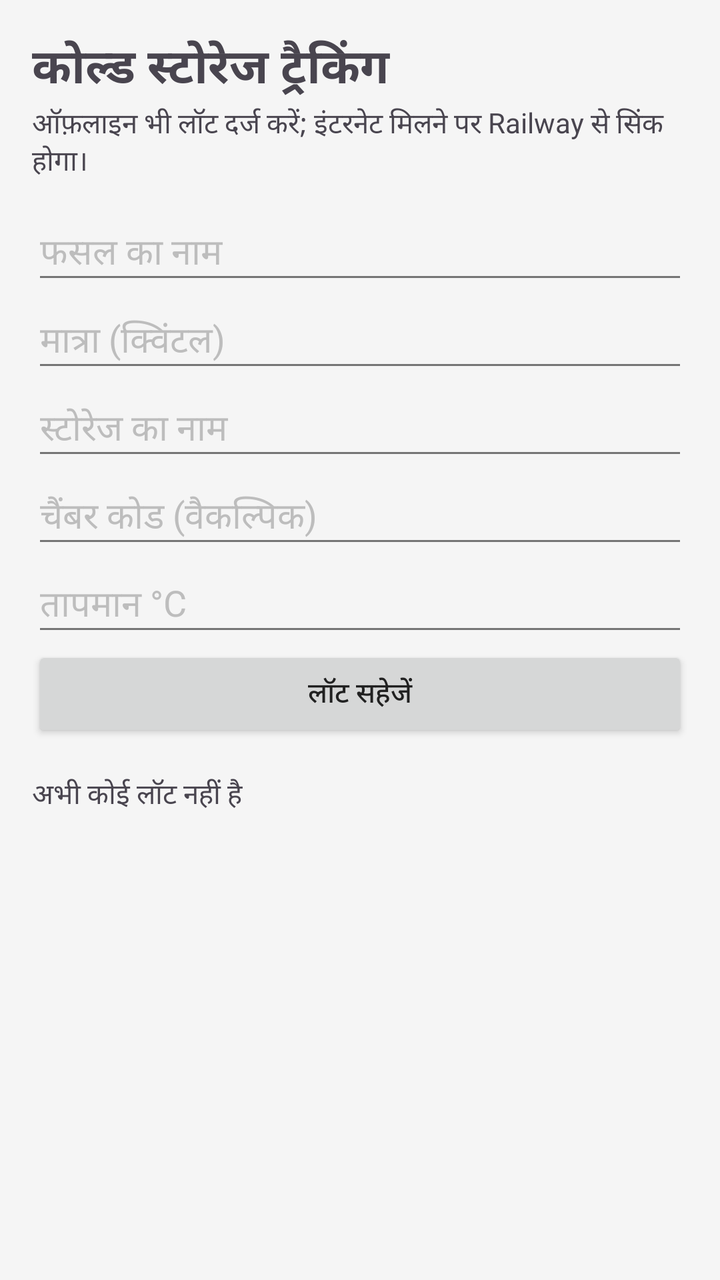
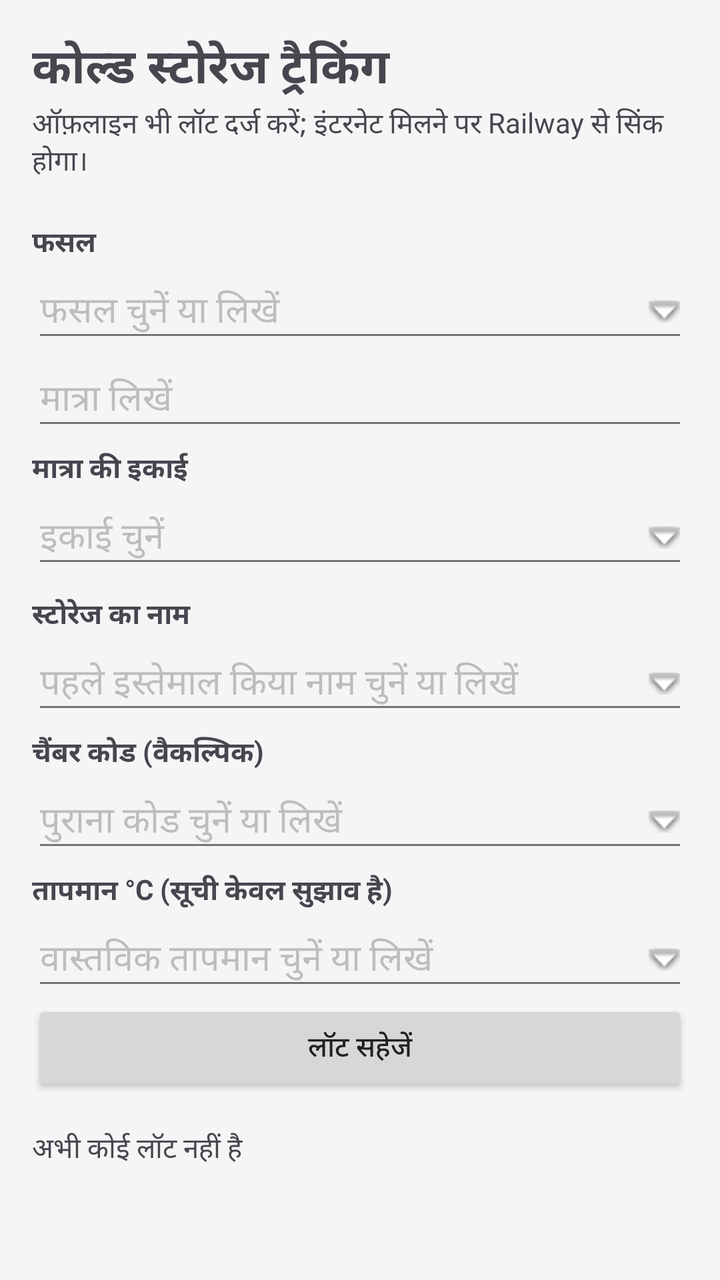

Before-and-after screenshots of an Android layout around one commit, followed by the original layout XML and the change that was made.
<!-- AndroidManifest.xml: application theme Theme.SmartHub -->
<!-- res/layout/fragment_cold_storage.xml -->
<?xml version="1.0" encoding="utf-8"?>
<ScrollView xmlns:android="http://schemas.android.com/apk/res/android"
    android:layout_width="match_parent" android:layout_height="match_parent">
    <LinearLayout android:layout_width="match_parent" android:layout_height="wrap_content"
        android:orientation="vertical" android:padding="16dp">
        <TextView android:layout_width="match_parent" android:layout_height="wrap_content"
            android:text="कोल्ड स्टोरेज ट्रैकिंग" android:textSize="24sp" android:textStyle="bold" />
        <TextView android:layout_width="match_parent" android:layout_height="wrap_content"
            android:text="ऑफ़लाइन भी लॉट दर्ज करें; इंटरनेट मिलने पर Railway से सिंक होगा।" android:paddingBottom="12dp" />
        <EditText android:id="@+id/cold_crop" android:layout_width="match_parent" android:layout_height="wrap_content" android:hint="फसल का नाम" />
        <EditText android:id="@+id/cold_quantity" android:layout_width="match_parent" android:layout_height="wrap_content" android:hint="मात्रा (क्विंटल)" android:inputType="numberDecimal" />
        <EditText android:id="@+id/cold_storage_name" android:layout_width="match_parent" android:layout_height="wrap_content" android:hint="स्टोरेज का नाम" />
        <EditText android:id="@+id/cold_chamber" android:layout_width="match_parent" android:layout_height="wrap_content" android:hint="चैंबर कोड (वैकल्पिक)" />
        <EditText android:id="@+id/cold_temperature" android:layout_width="match_parent" android:layout_height="wrap_content" android:hint="तापमान °C" android:inputType="numberDecimal|numberSigned" />
        <Button android:id="@+id/cold_save" android:layout_width="match_parent" android:layout_height="wrap_content" android:text="लॉट सहेजें" />
        <TextView android:id="@+id/cold_empty" android:layout_width="match_parent" android:layout_height="wrap_content" android:text="अभी कोई लॉट नहीं है" android:paddingTop="16dp" />
        <LinearLayout android:id="@+id/cold_list" android:layout_width="match_parent" android:layout_height="wrap_content" android:orientation="vertical" />
    </LinearLayout>
</ScrollView>
<!-- resources referenced by this layout -->
<resources>
  <style name="Theme.SmartHub" parent="Theme.Material3.DayNight.NoActionBar">
          
          <item name="colorPrimary">@color/primary</item>
          <item name="colorPrimaryVariant">@color/primary_dark</item>
          <item name="colorOnPrimary">@color/white</item>
          
          
          <item name="colorSecondary">@color/secondary</item>
          <item name="colorSecondaryVariant">@color/secondary_dark</item>
          <item name="colorOnSecondary">@color/white</item>
          
          
          <item name="android:statusBarColor">@color/primary_dark</item>
          <item name="android:windowLightStatusBar">false</item>
          
          
          <item name="android:colorBackground">@color/background</item>
          <item name="colorSurface">@color/surface</item>
          <item name="colorOnSurface">@color/text_primary</item>
          
          
          <item name="android:textColorPrimary">@color/text_primary</item>
          <item name="android:textColorSecondary">@color/text_secondary</item>
          <item name="android:textColorHint">@color/text_hint</item>
          
          
      </style>
  <color name="primary">#2E7D32</color>
  <color name="primary_dark">#1B5E20</color>
  <color name="white">#FFFFFFFF</color>
  <color name="secondary">#FF9800</color>
  <color name="secondary_dark">#F57C00</color>
  <color name="background">#F5F5F5</color>
  <color name="surface">#FFFFFF</color>
  <color name="text_primary">#212121</color>
  <color name="text_secondary">#757575</color>
  <color name="text_hint">#BDBDBD</color>
</resources>

<!-- the commit's change to res/layout/fragment_cold_storage.xml (unified diff, before → after) -->
@@ -7,11 +7,17 @@
             android:text="कोल्ड स्टोरेज ट्रैकिंग" android:textSize="24sp" android:textStyle="bold" />
         <TextView android:layout_width="match_parent" android:layout_height="wrap_content"
             android:text="ऑफ़लाइन भी लॉट दर्ज करें; इंटरनेट मिलने पर Railway से सिंक होगा।" android:paddingBottom="12dp" />
-        <EditText android:id="@+id/cold_crop" android:layout_width="match_parent" android:layout_height="wrap_content" android:hint="फसल का नाम" />
-        <EditText android:id="@+id/cold_quantity" android:layout_width="match_parent" android:layout_height="wrap_content" android:hint="मात्रा (क्विंटल)" android:inputType="numberDecimal" />
-        <EditText android:id="@+id/cold_storage_name" android:layout_width="match_parent" android:layout_height="wrap_content" android:hint="स्टोरेज का नाम" />
-        <EditText android:id="@+id/cold_chamber" android:layout_width="match_parent" android:layout_height="wrap_content" android:hint="चैंबर कोड (वैकल्पिक)" />
-        <EditText android:id="@+id/cold_temperature" android:layout_width="match_parent" android:layout_height="wrap_content" android:hint="तापमान °C" android:inputType="numberDecimal|numberSigned" />
+        <TextView android:layout_width="match_parent" android:layout_height="wrap_content" android:text="फसल" android:textStyle="bold" android:paddingTop="8dp" />
+        <AutoCompleteTextView android:id="@+id/cold_crop" android:layout_width="match_parent" android:layout_height="wrap_content" android:hint="फसल चुनें या लिखें" android:inputType="textCapWords" android:completionThreshold="0" android:drawableEnd="@android:drawable/arrow_down_float" android:drawablePadding="8dp" />
+        <EditText android:id="@+id/cold_quantity" android:layout_width="match_parent" android:layout_height="wrap_content" android:hint="मात्रा लिखें" android:inputType="numberDecimal" />
+        <TextView android:layout_width="match_parent" android:layout_height="wrap_content" android:text="मात्रा की इकाई" android:textStyle="bold" android:paddingTop="4dp" />
+        <AutoCompleteTextView android:id="@+id/cold_unit" android:layout_width="match_parent" android:layout_height="wrap_content" android:hint="इकाई चुनें" android:inputType="none" android:completionThreshold="0" android:drawableEnd="@android:drawable/arrow_down_float" android:drawablePadding="8dp" />
+        <TextView android:layout_width="match_parent" android:layout_height="wrap_content" android:text="स्टोरेज का नाम" android:textStyle="bold" android:paddingTop="8dp" />
+        <AutoCompleteTextView android:id="@+id/cold_storage_name" android:layout_width="match_parent" android:layout_height="wrap_content" android:hint="पहले इस्तेमाल किया नाम चुनें या लिखें" android:inputType="textCapWords" android:completionThreshold="0" android:drawableEnd="@android:drawable/arrow_down_float" android:drawablePadding="8dp" />
+        <TextView android:layout_width="match_parent" android:layout_height="wrap_content" android:text="चैंबर कोड (वैकल्पिक)" android:textStyle="bold" android:paddingTop="4dp" />
+        <AutoCompleteTextView android:id="@+id/cold_chamber" android:layout_width="match_parent" android:layout_height="wrap_content" android:hint="पुराना कोड चुनें या लिखें" android:inputType="textCapCharacters" android:completionThreshold="0" android:drawableEnd="@android:drawable/arrow_down_float" android:drawablePadding="8dp" />
+        <TextView android:layout_width="match_parent" android:layout_height="wrap_content" android:text="तापमान °C (सूची केवल सुझाव है)" android:textStyle="bold" android:paddingTop="4dp" />
+        <AutoCompleteTextView android:id="@+id/cold_temperature" android:layout_width="match_parent" android:layout_height="wrap_content" android:hint="वास्तविक तापमान चुनें या लिखें" android:inputType="numberDecimal|numberSigned" android:completionThreshold="0" android:drawableEnd="@android:drawable/arrow_down_float" android:drawablePadding="8dp" />
         <Button android:id="@+id/cold_save" android:layout_width="match_parent" android:layout_height="wrap_content" android:text="लॉट सहेजें" />
         <TextView android:id="@+id/cold_empty" android:layout_width="match_parent" android:layout_height="wrap_content" android:text="अभी कोई लॉट नहीं है" android:paddingTop="16dp" />
         <LinearLayout android:id="@+id/cold_list" android:layout_width="match_parent" android:layout_height="wrap_content" android:orientation="vertical" />
